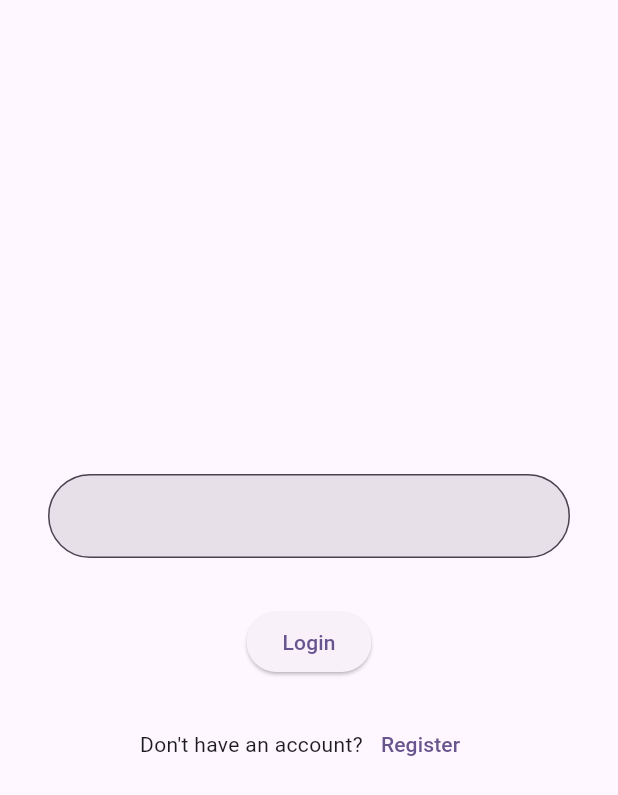
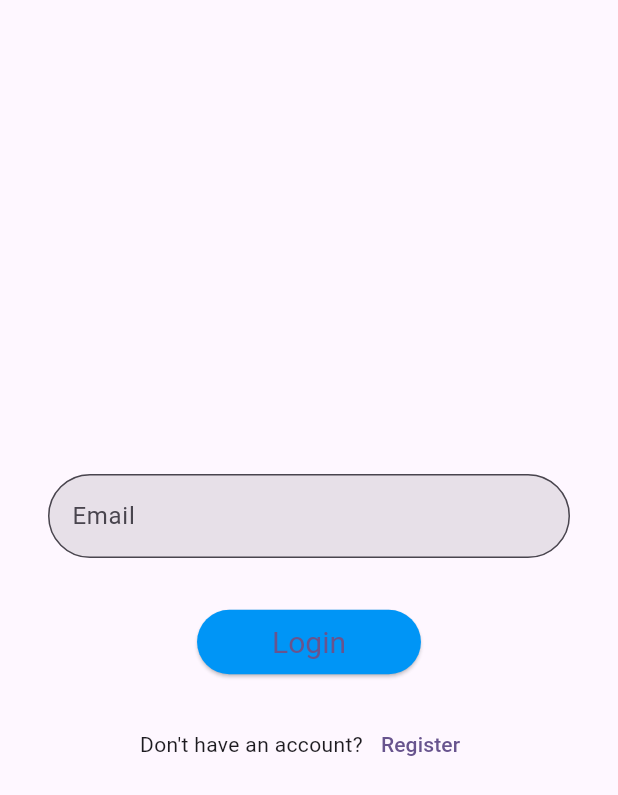
Before and after one commit to itskartike910/chat_app, a Flutter app: the screen it shows after launch, on a phone screen of 412 x 824 dp. Shown: the top 795 px of the screen. Run offline on Flutter 3.47's test engine with Material 3 defaults, Android fonts, the phone set to English and light mode, and no system bars; our stand-ins replace fluttertoast.

Commit message:
some minor changes

```diff
--- a/lib/authentication/login_page.dart
+++ b/lib/authentication/login_page.dart
@@ -1,8 +1,7 @@
-
 // import 'package:firebase_auth/firebase_auth.dart';
 import 'package:chat_app/widgets/form_container.dart';
 import 'package:flutter/material.dart';
-
+import 'package:chat_app/consts.dart';
 
 class LoginPage extends StatefulWidget {
   const LoginPage({super.key});
@@ -20,14 +19,25 @@ class _LoginPageState extends State<LoginPage> {
         child: Column(
           mainAxisAlignment: MainAxisAlignment.center,
           children: <Widget>[
-            const FormContainerWidget(),
+            const FormContainerWidget(
+              labelText: 'Email',
+              hintText: 'Enter your email',
+              inputType: TextInputType.emailAddress,
+            ),
             const SizedBox(height: 20),
             ElevatedButton(
-              onPressed: () {
-                // Navigator.pushNamed(context, '/home');
-              },
-              child: const Text('Login'),
-            ),
+                onPressed: () {
+                  // Navigator.pushNamed(context, '/home');
+                },
+                child: const Text('Login'),
+                style: ElevatedButton.styleFrom(
+                  backgroundColor: blueColor,
+                  padding:
+                      const EdgeInsets.symmetric(horizontal: 50, vertical: 10),
+                  textStyle: const TextStyle(
+                    fontSize: 20,
+                  ),
+                )),
             const SizedBox(height: 20),
             Row(
               mainAxisAlignment: MainAxisAlignment.center,
@@ -46,5 +56,4 @@ class _LoginPageState extends State<LoginPage> {
       ),
     );
   }
-
 }
--- a/lib/consts.dart
+++ b/lib/consts.dart
@@ -1,6 +1,6 @@
 import 'package:flutter/material.dart';
 import 'package:fluttertoast/fluttertoast.dart';
-import 'package:google_fonts/google_fonts.dart';
+// import 'package:google_fonts/google_fonts.dart';
 
 const backGroundColor=Color.fromRGBO(0, 0, 0, 1.0);
 const blueColor=Color.fromRGBO(0, 149, 246, 1);
@@ -27,9 +27,6 @@ Widget sizeHor(double width)
 {
   return SizedBox(width: width,);
 }
-Widget gallery(){
-  return Text("Gallery",style: GoogleFonts.lobster(textStyle: const TextStyle(fontStyle: FontStyle.italic,fontSize: 38,color: Colors.white)));
-}
 
 void toast(String message){
   Fluttertoast.showToast(
```
